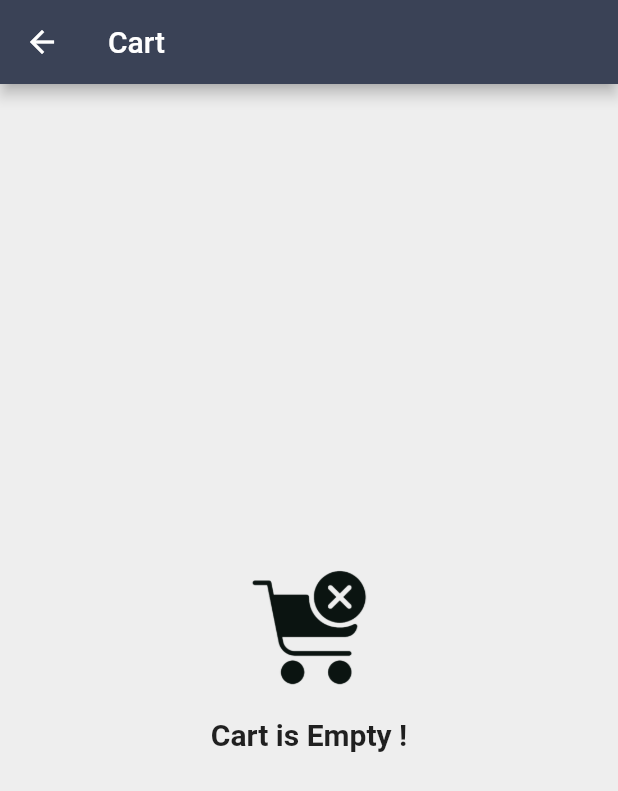
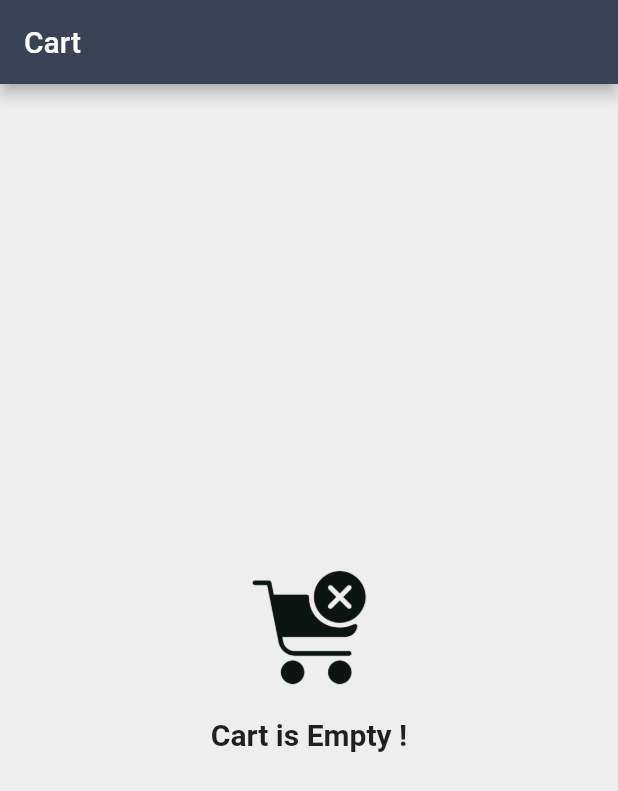
Before and after one commit to aakashabhi/Care2x, a Flutter app: the ViewCart screen opened directly, on a phone screen of 412 x 824 dp. Shown: the top 791 px of the screen. Run offline on Flutter 3.47's test engine with Material 2 defaults, Android fonts, the phone set to English and light mode, and no system bars; our stand-ins replace awesome_dialog, bloc, cloud_firestore, curved_navigation_bar, firebase_auth, firebase_core and 5 more; missing offline and left inert: dart:ffi, flutter_elegant_number_button; accounts and stored records are empty; network calls fail.

Commit message:
errors rectified

```diff
--- a/care2x/lib/Cart/ui/presentation/viewCart.dart
+++ b/care2x/lib/Cart/ui/presentation/viewCart.dart
@@ -22,12 +22,14 @@ class _ViewCartState extends State<ViewCart> {
     return Scaffold(
         backgroundColor: Colors.grey[200],
         appBar: AppBar(
+          automaticallyImplyLeading: false,
           title: Text('Cart'),
           backgroundColor: appBarColor,
         ),
         body: cartProviderWatchContext.placingOrder == false
             ? (cartProviderWatchContext.cartModel.items.length > 0
-                ? Padding(
+                ? SingleChildScrollView(
+                    child: Padding(
                       padding: const EdgeInsets.symmetric(
                           vertical: 10, horizontal: 10),
                       child: Column(
@@ -41,12 +43,14 @@ class _ViewCartState extends State<ViewCart> {
                                 Text(
                                   'Product',
                                   style: TextStyle(
-                                    fontSize: 20, fontWeight: FontWeight.w600),
+                                      fontSize: 20,
+                                      fontWeight: FontWeight.w600),
                                 ),
                                 Text(
                                   'Quantity',
                                   style: TextStyle(
-                                    fontSize: 20, fontWeight: FontWeight.w600),
+                                      fontSize: 20,
+                                      fontWeight: FontWeight.w600),
                                 ),
                               ],
                             ),
@@ -57,11 +61,11 @@ class _ViewCartState extends State<ViewCart> {
                                     cartProviderWatchContext
                                         .cartModel.items.length;
                                 i++)
-                            ChangeNotifierProvider.value(
-                                value: cartProviderReadContext,
-                                child: CartCard(
+                              CartCard(
+                                  key: ValueKey(cartProviderWatchContext
+                                      .cartModel.items[i].productId),
                                   item: cartProviderWatchContext
-                                        .cartModel.items[i]))
+                                      .cartModel.items[i])
                           ],
                           SizedBox(
                             height: 16,
@@ -81,12 +85,14 @@ class _ViewCartState extends State<ViewCart> {
                                 Text(
                                   'Total Cost',
                                   style: TextStyle(
-                                    fontSize: 20, fontWeight: FontWeight.bold),
+                                      fontSize: 20,
+                                      fontWeight: FontWeight.bold),
                                 ),
                                 Text(
                                   cartProviderWatchContext.totalCost.toString(),
                                   style: TextStyle(
-                                    fontSize: 20, fontWeight: FontWeight.bold),
+                                      fontSize: 20,
+                                      fontWeight: FontWeight.bold),
                                 ),
                               ],
                             ),
@@ -112,7 +118,8 @@ class _ViewCartState extends State<ViewCart> {
                             ),
                             onChanged: (val) {
                               setState(() {
-                              cartProviderReadContext.toggleIsUrgent(!cartProviderReadContext.isUrgent);
+                                cartProviderReadContext.toggleIsUrgent(
+                                    !cartProviderReadContext.isUrgent);
                               });
                             },
                           ),
@@ -184,6 +191,7 @@ class _ViewCartState extends State<ViewCart> {
                           )
                         ],
                       ),
+                    ),
                   )
                 : Center(
                     child: Column(
--- a/care2x/lib/screens/customer_screen.dart
+++ b/care2x/lib/screens/customer_screen.dart
@@ -1,4 +1,5 @@
 import 'package:care2x/AddRemedy/add_remedy.dart';
+import 'package:care2x/Cart/ui/presentation/viewCart.dart';
 import 'package:care2x/Order_history/order_history.dart';
 import 'package:care2x/ViewRemedies/view_remedy.dart';
 import 'package:care2x/dummy_screens/my_cart.dart';
@@ -7,6 +8,7 @@ import 'package:care2x/view_appointments/view_appointments.dart';
 import 'package:care2x/view_products/viewproducts_screen.dart';
 import 'package:curved_navigation_bar/curved_navigation_bar.dart';
 import 'package:flutter/material.dart';
+import 'package:provider/provider.dart';
 
 class CustomerScreen extends StatefulWidget {
   CustomerScreen({Key? key}) : super(key: key);
@@ -15,7 +17,7 @@ class CustomerScreen extends StatefulWidget {
     MyAppointmentsScreen(),
     ViewRemedy(),
     OrderHistory(),
-    MyCart()
+    ViewCart()
   ];
   var _currentIndex = 0;
 
```
Also changed, not shown: care2x/lib/Cart/ui/widgets/cart_card.dart (+5 -2 lines), care2x/lib/login/login_screen.dart (+8 -3 lines), care2x/lib/view_products/viewproducts_screen.dart (+28 -26 lines). Lines whose indentation alone changed are shown as unchanged.
